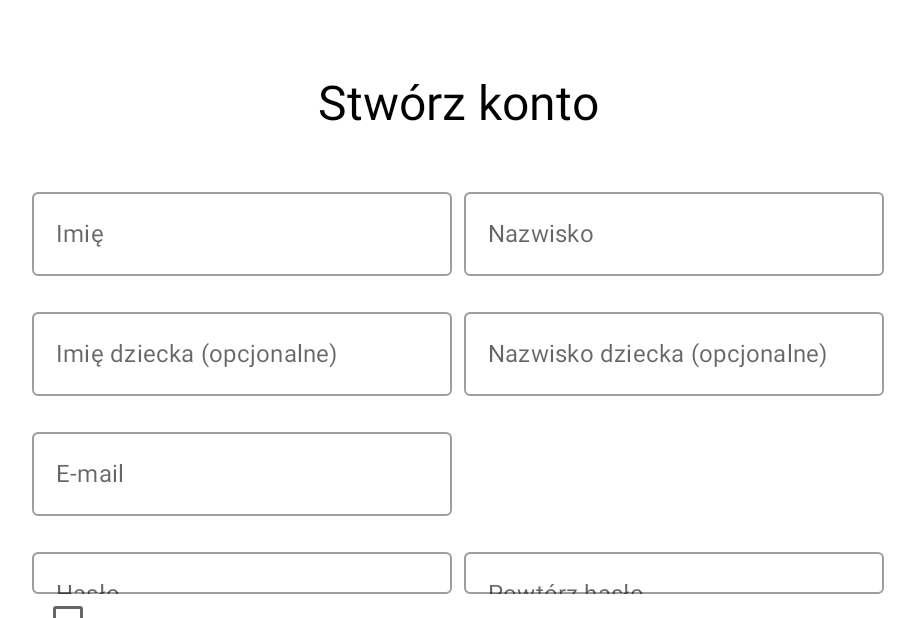
After one commit to agataszary/VSDapp, an Android app built with Jetpack Compose: the RegisterActivity screen opened directly, with no data from a screen before it, on a phone screen of 824 x 412 dp (held sideways). The commit adds this screen. Shown: the whole screen, without its empty margins (160-1075 px from the left). Run offline under Robolectric (Android 15) with nearby library versions, the phone set to English and light mode, and no system bars.

Commit message:
login and register views added

```diff
--- a/app/src/main/java/com/example/vsdapp/core/koin/ViewModelModule.kt
+++ b/app/src/main/java/com/example/vsdapp/core/koin/ViewModelModule.kt
@@ -2,8 +2,10 @@ package com.example.vsdapp.core.koin
 
 import com.example.vsdapp.editMode.EditModeViewModel
 import com.example.vsdapp.gallery.GalleryViewModel
+import com.example.vsdapp.login.LoginViewModel
 import com.example.vsdapp.navigationMenu.NavigationViewModel
 import com.example.vsdapp.readMode.ReadModeViewModel
+import com.example.vsdapp.register.RegisterViewModel
 import com.example.vsdapp.settings.SettingsViewModel
 import org.koin.androidx.viewmodel.dsl.viewModel
 import org.koin.core.module.Module
@@ -17,5 +19,7 @@ object ViewModelModule {
             viewModel { ReadModeViewModel() }
             viewModel { SettingsViewModel() }
             viewModel { NavigationViewModel() }
+            viewModel { LoginViewModel() }
+            viewModel { RegisterViewModel() }
         }
 }
--- /dev/null
+++ b/app/src/main/java/com/example/vsdapp/register/RegisterActivity.kt
@@ -0,0 +1,361 @@
+package com.example.vsdapp.register
+
+import android.os.Bundle
+import androidx.activity.compose.setContent
+import androidx.appcompat.app.AppCompatActivity
+import androidx.compose.foundation.gestures.rememberScrollableState
+import androidx.compose.foundation.gestures.scrollable
+import androidx.compose.foundation.layout.Box
+import androidx.compose.foundation.layout.Column
+import androidx.compose.foundation.layout.Row
+import androidx.compose.foundation.layout.fillMaxSize
+import androidx.compose.foundation.layout.padding
+import androidx.compose.foundation.layout.width
+import androidx.compose.foundation.shape.RoundedCornerShape
+import androidx.compose.material.AlertDialog
+import androidx.compose.material.Button
+import androidx.compose.material.ButtonDefaults
+import androidx.compose.material.Checkbox
+import androidx.compose.material.CheckboxDefaults
+import androidx.compose.material.OutlinedTextField
+import androidx.compose.material.Scaffold
+import androidx.compose.material.Text
+import androidx.compose.material.TextButton
+import androidx.compose.runtime.Composable
+import androidx.compose.ui.Alignment
+import androidx.compose.ui.Modifier
+import androidx.compose.ui.graphics.Color
+import androidx.compose.ui.res.colorResource
+import androidx.compose.ui.res.dimensionResource
+import androidx.compose.ui.res.stringResource
+import androidx.compose.ui.text.input.PasswordVisualTransformation
+import androidx.compose.ui.tooling.preview.Preview
+import androidx.compose.ui.unit.dp
+import androidx.compose.ui.unit.sp
+import com.example.vsdapp.R
+import org.koin.androidx.viewmodel.ext.android.viewModel
+
+class RegisterActivity : AppCompatActivity() {
+
+    private val viewModel by viewModel<RegisterViewModel>()
+
+    override fun onCreate(savedInstanceState: Bundle?) {
+        super.onCreate(savedInstanceState)
+
+        setContent { RegisterScreen() }
+    }
+
+    @Composable
+    fun RegisterScreen() {
+        RegisterContent(
+            emailAddressValue = viewModel.emailAddressValue.value,
+            onEmailAddressValueChanged = { viewModel.onEmailAddressValueChanged(it) },
+            isEmailError = viewModel.isEmailError.value,
+            mainNameValue = viewModel.mainNameValue.value,
+            onMainNameValueChanged = {value, isSurname -> viewModel.onMainNameChanged(value, isSurname) },
+            mainSurnameValue = viewModel.mainSurnameValue.value,
+            childNameValue = viewModel.childNameValue.value,
+            childSurnameValue = viewModel.childSurnameValue.value,
+            onChildNameChanged = {value, isSurname -> viewModel.onChildNameChanged(value, isSurname) },
+            passwordValue = viewModel.passwordValue.value,
+            repeatPasswordValue = viewModel.repeatPasswordValue.value,
+            onPasswordValueChanged = {value, isRepeat -> viewModel.onPasswordValueChanged(value, isRepeat) },
+            isPasswordError = viewModel.isPasswordError.value,
+            therapistAccountChecked = viewModel.therapistAccountIsChecked.value,
+            onTherapistAccountCheckChanged = { viewModel.onTherapistAccountCheckChanged(it) },
+            onRegisterButtonClicked = { viewModel.onRegisterButtonClicked() },
+            isButtonEnabled = viewModel.isButtonEnabled.value,
+            openAlertDialog = viewModel.openAlertDialog.value,
+            changeAlertDialogState = { viewModel.changeAlertDialogState(it) }
+        )
+    }
+}
+
+@Composable
+fun RegisterContent(
+    emailAddressValue: String,
+    onEmailAddressValueChanged: (String) -> Unit,
+    isEmailError: Boolean,
+    mainNameValue: String,
+    onMainNameValueChanged: (String, Boolean) -> Unit,
+    mainSurnameValue: String,
+    childNameValue: String,
+    childSurnameValue: String,
+    onChildNameChanged: (String, Boolean) -> Unit,
+    passwordValue: String,
+    repeatPasswordValue: String,
+    onPasswordValueChanged: (String, Boolean) -> Unit,
+    isPasswordError: Boolean,
+    therapistAccountChecked: Boolean,
+    onTherapistAccountCheckChanged: (Boolean) -> Unit,
+    onRegisterButtonClicked: () -> Unit,
+    isButtonEnabled: Boolean,
+    openAlertDialog: Boolean,
+    changeAlertDialogState: (Boolean) -> Unit,
+) {
+    Scaffold(
+        modifier = Modifier
+            .fillMaxSize()
+    ) { paddingValues ->
+        Box(
+            modifier = Modifier
+                .padding(paddingValues)
+                .fillMaxSize()
+        ) {
+            if (openAlertDialog) {
+                TherapistAlertDialog(
+                    changeAlertDialogState = changeAlertDialogState
+                )
+            }
+            Column(
+                horizontalAlignment = Alignment.CenterHorizontally,
+                modifier = Modifier
+                    .align(Alignment.TopCenter)
+                    .padding(top = 50.dp)
+            ) {
+                Text(
+                    text = stringResource(R.string.register_account),
+                    fontSize = 32.sp,
+                    color = Color.Black,
+                    modifier = Modifier
+                        .padding(bottom = dimensionResource(R.dimen.margin_xlarge))
+                )
+                Column(
+                    horizontalAlignment = Alignment.Start
+                ) {
+                    MainNameAndSurnameSection(
+                        mainNameValue = mainNameValue,
+                        mainSurnameValue = mainSurnameValue,
+                        onMainNameValueChanged = onMainNameValueChanged
+                    )
+                    ChildNameAndSurnameSection(
+                        childNameValue = childNameValue,
+                        childSurnameValue = childSurnameValue,
+                        onChildNameChanged = onChildNameChanged
+                    )
+                    OutlinedTextField(
+                        value = emailAddressValue,
+                        onValueChange = { onEmailAddressValueChanged(it) },
+                        label = {
+                            Text(
+                                text = stringResource(R.string.email_address)
+                            )
+                        },
+                        isError = isEmailError,
+                        modifier = Modifier
+                            .padding(bottom = dimensionResource(R.dimen.margin_large))
+                    )
+                    PasswordSection(
+                        passwordValue = passwordValue,
+                        repeatPasswordValue = repeatPasswordValue,
+                        onPasswordValueChanged = onPasswordValueChanged,
+                        isPasswordError = isPasswordError
+                    )
+                    Row(
+                        verticalAlignment = Alignment.CenterVertically,
+                        modifier = Modifier
+                            .padding(bottom = dimensionResource(R.dimen.margin_large))
+                    ) {
+                        Checkbox(
+                            checked = therapistAccountChecked,
+                            onCheckedChange = { onTherapistAccountCheckChanged(it) },
+                            colors = CheckboxDefaults.colors(
+                                checkedColor = colorResource(R.color.medium_purple)
+                            )
+                        )
+                        Text(
+                            text = stringResource(R.string.create_therapist_account_checkbox)
+                        )
+                    }
+                }
+                Button(
+                    onClick = onRegisterButtonClicked,
+                    shape = RoundedCornerShape(40.dp),
+                    enabled = isButtonEnabled,
+                    colors = ButtonDefaults.buttonColors(
+                        backgroundColor = colorResource(R.color.medium_purple),
+                        contentColor = Color.White
+                    )
+                ) {
+                    Text(
+                        text = stringResource(R.string.register_account),
+                        modifier = Modifier
+                            .padding(dimensionResource(R.dimen.margin_large))
+                    )
+                }
+            }
+        }
+    }
+}
+
+@Composable
+private fun MainNameAndSurnameSection(
+    mainNameValue: String,
+    mainSurnameValue: String,
+    onMainNameValueChanged: (String, Boolean) -> Unit
+) {
+    Row(
+        modifier = Modifier
+            .padding(bottom = dimensionResource(R.dimen.margin_large))
+    ) {
+        OutlinedTextField(
+            value = mainNameValue,
+            onValueChange = { onMainNameValueChanged(it, false) },
+            label = {
+                Text(
+                    text = stringResource(R.string.name_label)
+                )
+            },
+            modifier = Modifier
+                .padding(end = dimensionResource(R.dimen.margin_small))
+        )
+        OutlinedTextField(
+            value = mainSurnameValue,
+            onValueChange = { onMainNameValueChanged(it, true) },
+            label = {
+                Text(
+                    text = stringResource(R.string.surname_label)
+                )
+            },
+        )
+    }
+}
+
+@Composable
+private fun ChildNameAndSurnameSection(
+    childNameValue: String,
+    childSurnameValue: String,
+    onChildNameChanged: (String, Boolean) -> Unit
+) {
+    Row(
+        modifier = Modifier
+            .padding(bottom = dimensionResource(R.dimen.margin_large))
+    ) {
+        OutlinedTextField(
+            value = childNameValue,
+            onValueChange = { onChildNameChanged(it, false) },
+            label = {
+                Text(
+                    text = stringResource(R.string.child_name_label_optional)
+                )
+            },
+            modifier = Modifier
+                .padding(end = dimensionResource(R.dimen.margin_small))
+        )
+        OutlinedTextField(
+            value = childSurnameValue,
+            onValueChange = { onChildNameChanged(it, true) },
+            label = {
+                Text(
+                    text = stringResource(R.string.child_surname_label_optional)
+                )
+            },
+        )
+    }
+}
+
+@Composable
+private fun PasswordSection(
+    passwordValue: String,
+    repeatPasswordValue: String,
+    onPasswordValueChanged: (String, Boolean) -> Unit,
+    isPasswordError: Boolean
+) {
+    Row(
+        modifier = Modifier
+            .padding(bottom = dimensionResource(R.dimen.margin_large))
+    ) {
+        OutlinedTextField(
+            value = passwordValue,
+            onValueChange = { onPasswordValueChanged(it, false) },
+            isError = isPasswordError,
+            label = {
+                Text(
+                    text = stringResource(R.string.password)
+                )
+            },
+            visualTransformation = PasswordVisualTransformation(),
+            modifier = Modifier
+                .padding(end = dimensionResource(R.dimen.margin_small))
+        )
+        OutlinedTextField(
+            value = repeatPasswordValue,
+            onValueChange = { onPasswordValueChanged(it, true) },
+            isError = isPasswordError,
+            label = {
+                Text(
+                    text = stringResource(R.string.repeat_password)
+                )
+            },
+            visualTransformation = PasswordVisualTransformation()
+        )
+    }
+}
+
+@Composable
+private fun TherapistAlertDialog(
+    changeAlertDialogState: (Boolean) -> Unit
+) {
+    AlertDialog(
+        onDismissRequest = { changeAlertDialogState(false) },
+        title = {
+            Text(
+                text = stringResource(R.string.create_therapist_account_alert_title),
+                fontSize = 20.sp
+            )
+        },
+        text = {
+            Text(
+                text = stringResource(R.string.create_therapist_account_alert_body)
+            )
+        },
+        confirmButton = {
+            TextButton(
+                onClick = { changeAlertDialogState(true) }
+            ) {
+                Text(
+                    text = stringResource(R.string.delete_scene_alert_confirm)
+                )
+            }
+        },
+        dismissButton = {
+            TextButton(
+                onClick = { changeAlertDialogState(false) }
+            ) {
+                Text(
+                    text = stringResource(R.string.delete_scene_alert_cancel)
+                )
+            }
+        },
+        modifier = Modifier
+            .width(300.dp)
+    )
+}
+
+@Preview(
+    widthDp = 800
+)
+@Composable
+private fun RegisterContentPreview() {
+    RegisterContent(
+        emailAddressValue = "aaa@bbb.com",
+        onEmailAddressValueChanged = {},
+        isEmailError = false,
+        mainNameValue = "Anna",
+        onMainNameValueChanged = {_,_ ->},
+        mainSurnameValue = "Kowalska",
+        passwordValue = "123456",
+        onPasswordValueChanged = {_,_->},
+        therapistAccountChecked = false,
+        onTherapistAccountCheckChanged = {},
+        onRegisterButtonClicked = {},
+        isPasswordError = false,
+        childNameValue = "Jaś",
+        childSurnameValue = "Kowalski",
+        onChildNameChanged = {_,_->},
+        repeatPasswordValue = "123456",
+        isButtonEnabled = true,
+        openAlertDialog = false,
+        changeAlertDialogState = {}
+    )
+}
--- /dev/null
+++ b/app/src/main/java/com/example/vsdapp/register/RegisterViewModel.kt
@@ -0,0 +1,71 @@
+package com.example.vsdapp.register
+
+import android.util.Patterns
+import androidx.compose.runtime.mutableStateOf
+import com.example.vsdapp.core.ComposeViewModel
+
+class RegisterViewModel : ComposeViewModel() {
+
+    var emailAddressValue = mutableStateOf("")
+        private set
+    var isEmailError = mutableStateOf(false)
+        private set
+    var mainNameValue = mutableStateOf("")
+        private set
+    var mainSurnameValue = mutableStateOf("")
+        private set
+    var childNameValue = mutableStateOf("")
+        private set
+    var childSurnameValue = mutableStateOf("")
+        private set
+    var passwordValue = mutableStateOf("")
+        private set
+    var repeatPasswordValue = mutableStateOf("")
+        private set
+    var therapistAccountIsChecked = mutableStateOf(false)
+        private set
+    var isPasswordError = mutableStateOf(false)
+        private set
+    var isButtonEnabled = mutableStateOf(false)
+        private set
+        get() = mutableStateOf(checkFields())
+    var openAlertDialog = mutableStateOf(false)
+        private set
+
+    fun onEmailAddressValueChanged(value: String) {
+        emailAddressValue.value = value
+        isEmailError.value = !Patterns.EMAIL_ADDRESS.matcher(value).matches()
+    }
+
+    fun onMainNameChanged(value: String, isItSurname: Boolean) {
+        if (isItSurname) mainSurnameValue.value = value else mainNameValue.value = value
+    }
+
+    fun onChildNameChanged(value: String, isItSurname: Boolean) {
+        if (isItSurname) childSurnameValue.value = value else childNameValue.value = value
+    }
+
+    fun onPasswordValueChanged(value: String, isItRepeat: Boolean) {
+        if (isPasswordError.value) isPasswordError.value = false
+        if (isItRepeat) repeatPasswordValue.value = value else passwordValue.value = value
+    }
+
+    fun onTherapistAccountCheckChanged(isChecked: Boolean) {
+        therapistAccountIsChecked.value = isChecked
+        if (isChecked) openAlertDialog.value = true
+    }
+
+    fun onRegisterButtonClicked() {
+        if (passwordValue.value != repeatPasswordValue.value) isPasswordError.value = true
+    }
+
+    private fun checkFields(): Boolean {
+        return mainNameValue.value.isNotBlank() && mainSurnameValue.value.isNotBlank() && passwordValue.value.isNotEmpty() && repeatPasswordValue.value.isNotEmpty()
+                && emailAddressValue.value.isNotBlank() && !isEmailError.value
+    }
+
+    fun changeAlertDialogState(state: Boolean){
+        openAlertDialog.value = false
+        if (!state) therapistAccountIsChecked.value = false
+    }
+}
--- a/app/src/main/res/values/colors.xml
+++ b/app/src/main/res/values/colors.xml
@@ -10,6 +10,7 @@
     <color name="nav_bar_background">#ccccff</color>
     <color name="light_purple">#6666ff</color>
     <color name="light_purple_transparent">#BF6666FF</color>
+    <color name="medium_purple">#884dff</color>
     <color name="light_gray">#d9d7d7</color>
     <color name="red_x">#d20000</color>
     <color name="dark_purple_gray">#29293d</color>
--- a/app/src/main/res/values/dimen.xml
+++ b/app/src/main/res/values/dimen.xml
@@ -3,6 +3,7 @@
     <dimen name="margin_tiny">4dp</dimen>
     <dimen name="margin_small">8dp</dimen>
     <dimen name="margin_large">16dp</dimen>
+    <dimen name="margin_xlarge">32dp</dimen>
     <dimen name="text_size">12sp</dimen>
     <dimen name="search_column_width">300dp</dimen>
     <dimen name="small_icon_size">20dp</dimen>
--- a/app/src/main/res/values/strings.xml
+++ b/app/src/main/res/values/strings.xml
@@ -19,4 +19,18 @@
     <string name="parental_mode">Tryb rodzica</string>
     <string name="child_mode">Tryb dziecka</string>
     <string name="no_results">Brak wyników</string>
+    <string name="log_in">Zaloguj się</string>
+    <string name="register_account">Stwórz konto</string>
+    <string name="email_address">E-mail</string>
+    <string name="password">Hasło</string>
+    <string name="login_view_question">Nie posiadsz konta?</string>
+    <string name="create_account">Utwórz je!</string>
+    <string name="name_label">Imię</string>
+    <string name="surname_label">Nazwisko</string>
+    <string name="child_name_label_optional">Imię dziecka (opcjonalne)</string>
+    <string name="child_surname_label_optional">Nazwisko dziecka (opcjonalne)</string>
+    <string name="repeat_password">Powtórz hasło</string>
+    <string name="create_therapist_account_checkbox">Utwórz konto terapeuty</string>
+    <string name="create_therapist_account_alert_title">Tworzysz właśnie konto terapeuty</string>
+    <string name="create_therapist_account_alert_body">Zaznaczając to pole utworzysz konto terapeuty. Potwierdź, że właśnie tego chcesz. Jeżeli jesteś tylko użytkownikiem aplikacji, naciśnij Anuluj lub odznacz to pole.</string>
 </resources>
```
Also changed, not shown: app/src/main/AndroidManifest.xml (+8 -0 lines), app/src/main/java/com/example/vsdapp/login/LoginActivity.kt (added, +171 -0 lines), app/src/main/java/com/example/vsdapp/login/LoginViewModel.kt (added, +35 -0 lines).
